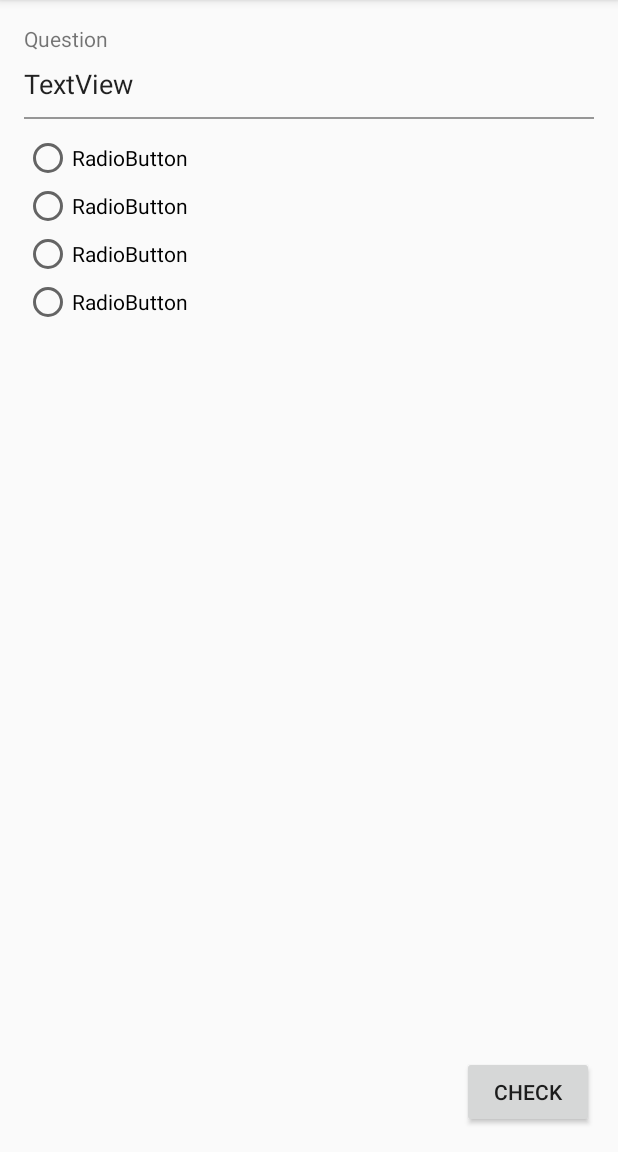
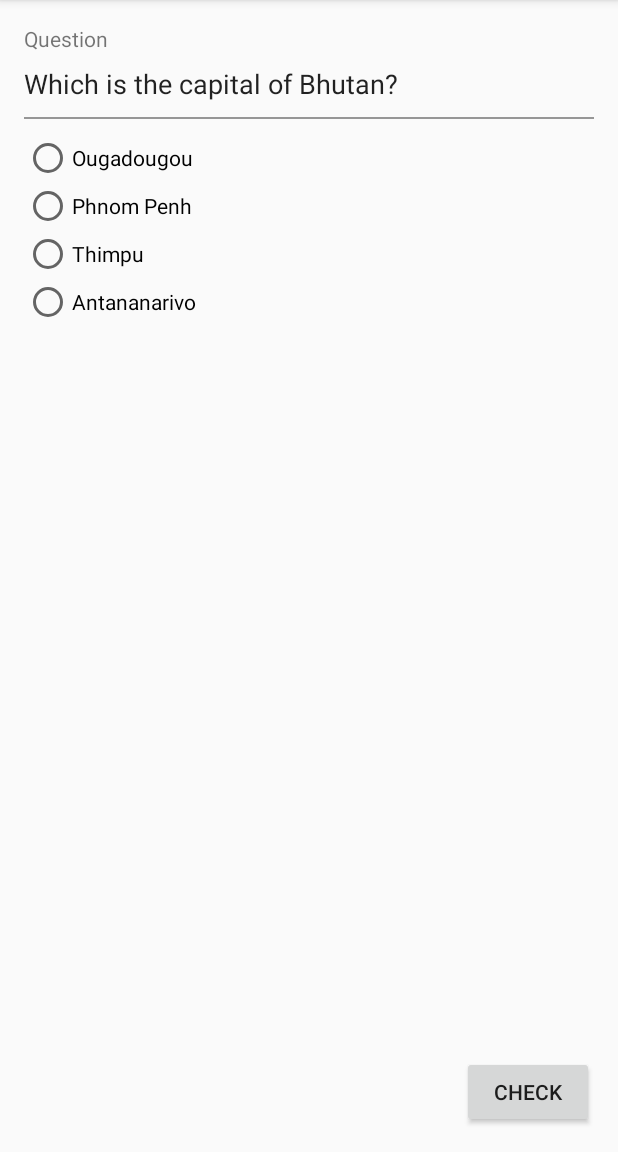
Before and after one commit to PolBarconsBou/Quiz, an Android app: the screen it shows after launch (QuizActivity), on a phone screen of 412 x 824 dp, the part 84-1236 px from its top. Run offline under Robolectric (Android 15) with nearby library versions, the phone set to English and light mode, and no system bars.

Commit message:
Ja es pot visualitzar la pregunta i les possibles respostes

```diff
--- a/app/src/main/java/edu/upc/eseiaat/pma/quiz/QuizActivity.java
+++ b/app/src/main/java/edu/upc/eseiaat/pma/quiz/QuizActivity.java
@@ -2,12 +2,28 @@ package edu.upc.eseiaat.pma.quiz;
 
 import android.support.v7.app.AppCompatActivity;
 import android.os.Bundle;
+import android.widget.RadioButton;
+import android.widget.TextView;
 
 public class QuizActivity extends AppCompatActivity {
+
+    private int ids_answers[] = {
+            R.id.answer1, R.id.answer2, R.id.answer3, R.id.answer4
+    };
 
     @Override
     protected void onCreate(Bundle savedInstanceState) {
         super.onCreate(savedInstanceState);
         setContentView(R.layout.activity_quiz);
+
+        TextView text_question = (TextView) findViewById(R.id.text_question);
+        text_question.setText(R.string.question_content);
+
+        String[] answers = getResources().getStringArray(R.array.answers);
+
+        for (int i = 0; i < ids_answers.length; i++){
+            RadioButton rb = (RadioButton) findViewById(ids_answers[i]);
+            rb.setText(answers[i]);
+        }
     }
 }
--- a/app/src/main/res/values/strings.xml
+++ b/app/src/main/res/values/strings.xml
@@ -2,4 +2,13 @@
     <string name="app_name">Quiz</string>
     <string name="question">Question</string>
     <string name="check">Check</string>
+    <string name="question_content">Which is the capital of Bhutan?</string>
+
+    <array name="answers">
+        <item>Ougadougou</item>
+        <item>Phnom Penh</item>
+        <item>Thimpu</item>
+        <item>Antananarivo</item>
+
+    </array>
 </resources>
```
Also changed, not shown: 1 other file.
